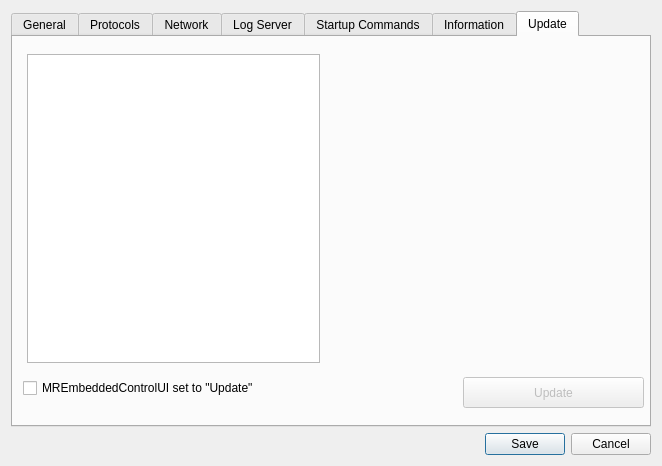
Before: the Qt Designer form Client/rds_configurationwindow.ui in WillForan/yarraclient, drawn with Qt 5.
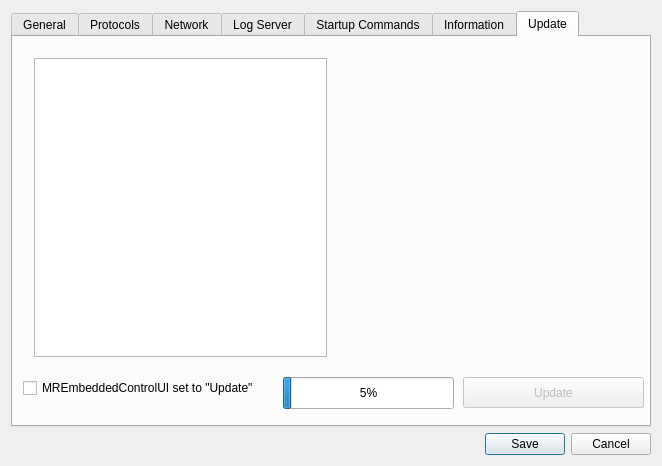
After: the same form once the commit is applied. Icons and pictures are not drawn.

Commit message: support zip files add progress bar error-handling macros

```diff
--- a/Client/rds_configurationwindow.ui
+++ b/Client/rds_configurationwindow.ui
@@ -1528,10 +1528,10 @@
       <widget class="QWidget" name="horizontalLayoutWidget">
        <property name="geometry">
         <rect>
-         <x>3</x>
-         <y>6</y>
+         <x>10</x>
+         <y>10</y>
          <width>621</width>
-         <height>331</height>
+         <height>321</height>
         </rect>
        </property>
        <layout class="QHBoxLayout" name="horizontalLayout_12">
@@ -1565,6 +1565,43 @@
         </item>
        </layout>
       </widget>
+      <widget class="QProgressBar" name="updateProgressBar">
+       <property name="enabled">
+        <bool>true</bool>
+       </property>
+       <property name="geometry">
+        <rect>
+         <x>270</x>
+         <y>340</y>
+         <width>171</width>
+         <height>32</height>
+        </rect>
+       </property>
+       <property name="minimumSize">
+        <size>
+         <width>0</width>
+         <height>12</height>
+        </size>
+       </property>
+       <property name="cursor">
+        <cursorShape>UpArrowCursor</cursorShape>
+       </property>
+       <property name="maximum">
+        <number>100</number>
+       </property>
+       <property name="value">
+        <number>5</number>
+       </property>
+       <property name="textVisible">
+        <bool>true</bool>
+       </property>
+       <property name="orientation">
+        <enum>Qt::Horizontal</enum>
+       </property>
+       <property name="invertedAppearance">
+        <bool>false</bool>
+       </property>
+      </widget>
      </widget>
     </widget>
    </item>
```
The commit also changes 7 other files.
